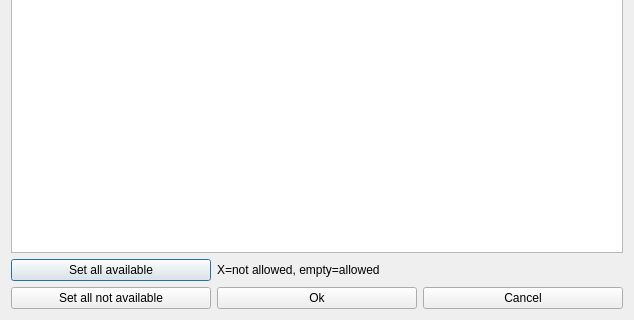
vonmecheln/fet, file fet/src/interface/modifyconstraintteachernotavailabletimesform_template.ui: the form before one commit; both pictures show x 0 to 634 and y 235 to 555 of the 634 by 555 pixel window.
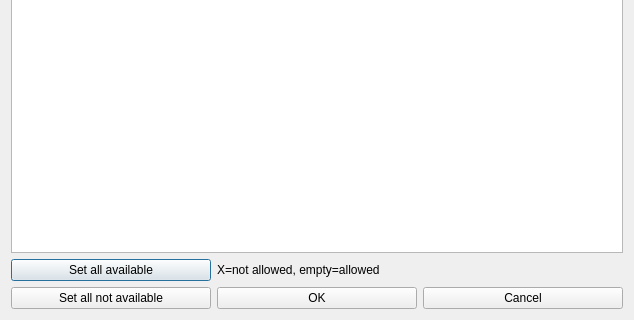
The form after the commit.

Patch:
```diff
--- a/fet/src/interface/modifyconstraintteachernotavailabletimesform_template.ui
+++ b/fet/src/interface/modifyconstraintteachernotavailabletimesform_template.ui
@@ -135,7 +135,7 @@
      <item row="1" column="1">
       <widget class="QPushButton" name="okPushButton">
        <property name="text">
-        <string>Ok</string>
+        <string>OK</string>
        </property>
       </widget>
      </item>
```
